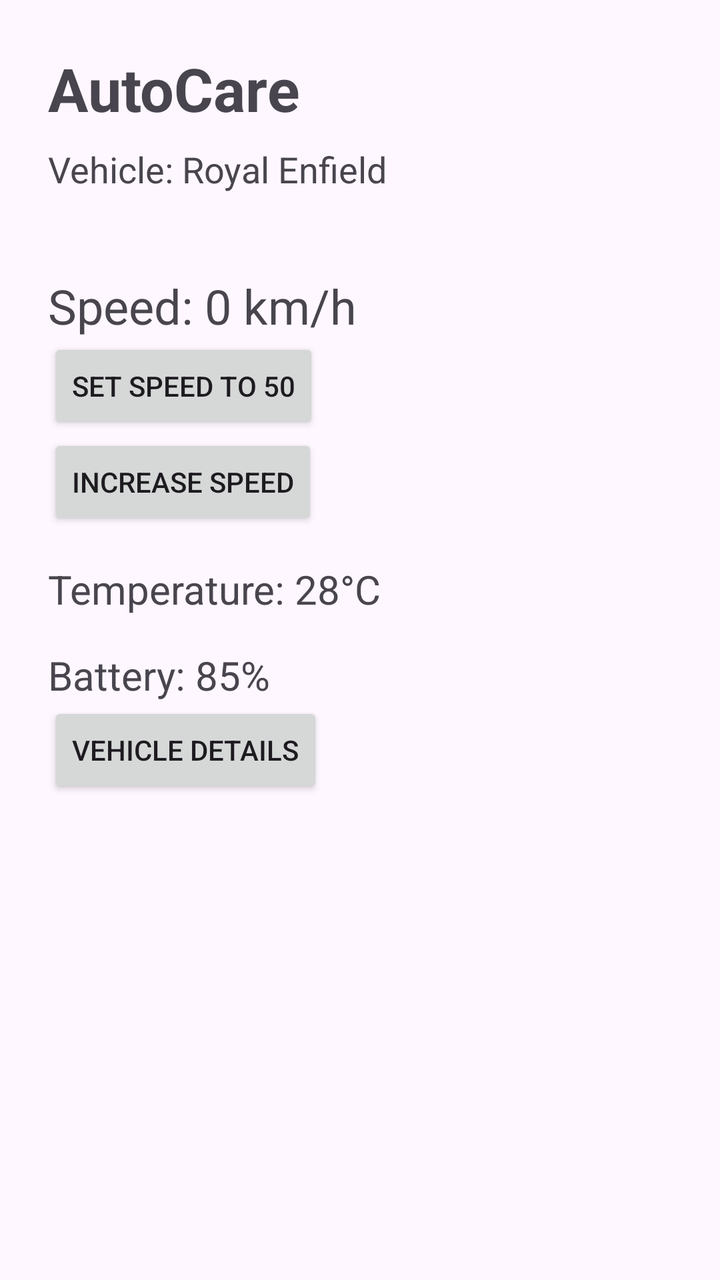
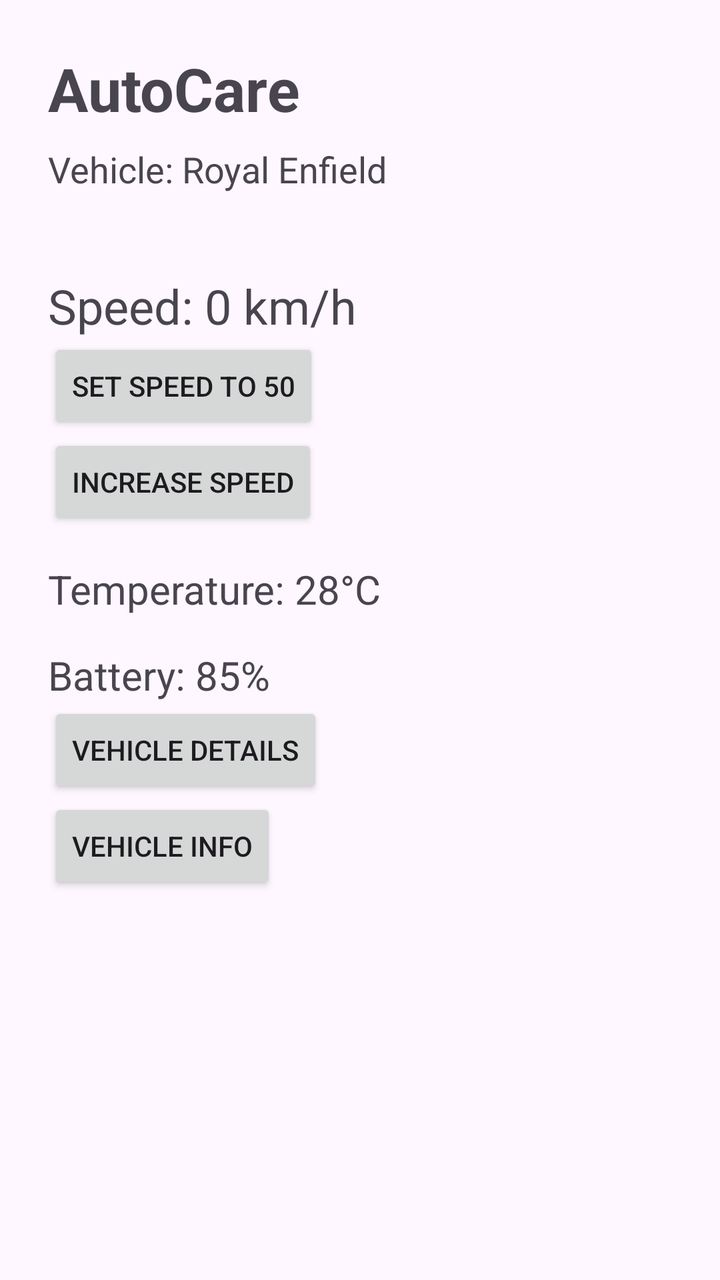

The first picture is an Android layout as it rendered before a commit; the second is the same layout after the commit. The layout source and the unified diff follow.
<!-- AndroidManifest.xml: application theme Theme.Carcare -->
<!-- res/layout/fragment_dashboard.xml -->
<?xml version="1.0" encoding="utf-8"?>
<LinearLayout
    xmlns:android="http://schemas.android.com/apk/res/android"
    android:id="@+id/main"
    android:layout_width="match_parent"
    android:layout_height="match_parent"
    android:orientation="vertical"
    android:padding="24dp">

    <TextView
        android:id="@+id/tvTitle"
        android:layout_width="match_parent"
        android:layout_height="wrap_content"
        android:text="AutoCare"
        android:textSize="30sp"
        android:textStyle="bold" />

    <TextView
        android:id="@+id/tvVehicle"
        android:layout_width="match_parent"
        android:layout_height="wrap_content"
        android:layout_marginTop="8dp"
        android:text="Vehicle: Royal Enfield"
        android:textSize="18sp" />

    <TextView
        android:id="@+id/tvSpeed"
        android:layout_width="match_parent"
        android:layout_height="wrap_content"
        android:layout_marginTop="40dp"
        android:text="Speed: 0 km/h"
        android:textSize="24sp" />

    <Button
        android:id="@+id/btnSetSpeed"
        android:layout_width="wrap_content"
        android:layout_height="wrap_content"
        android:text="Set Speed to 50" />

    <Button
        android:id="@+id/btnIncreaseSpeed"
        android:layout_width="wrap_content"
        android:layout_height="wrap_content"
        android:text="Increase Speed" />

    <TextView
        android:id="@+id/tvTemperature"
        android:layout_width="match_parent"
        android:layout_height="wrap_content"
        android:layout_marginTop="16dp"
        android:text="Temperature: 28°C"
        android:textSize="20sp" />

    <TextView
        android:id="@+id/tvBattery"
        android:layout_width="match_parent"
        android:layout_height="wrap_content"
        android:layout_marginTop="16dp"
        android:text="Battery: 85%"
        android:textSize="20sp" />
    <Button
        android:id="@+id/btnVehicleDetails"
        android:layout_width="wrap_content"
        android:layout_height="wrap_content"
        android:text="Vehicle Details" />
</LinearLayout>
<!-- resources referenced by this layout -->
<resources>
  <style name="Theme.Carcare" parent="Base.Theme.Carcare" />
  <style name="Base.Theme.Carcare" parent="Theme.Material3.DayNight.NoActionBar">
          
          
      </style>
</resources>

<!-- the commit's change to res/layout/fragment_dashboard.xml (unified diff, before → after) -->
@@ -63,4 +63,10 @@
         android:layout_width="wrap_content"
         android:layout_height="wrap_content"
         android:text="Vehicle Details" />
+
+    <Button
+        android:id="@+id/btnVehicleInfo"
+        android:layout_width="wrap_content"
+        android:layout_height="wrap_content"
+        android:text="Vehicle Info" />
 </LinearLayout>
